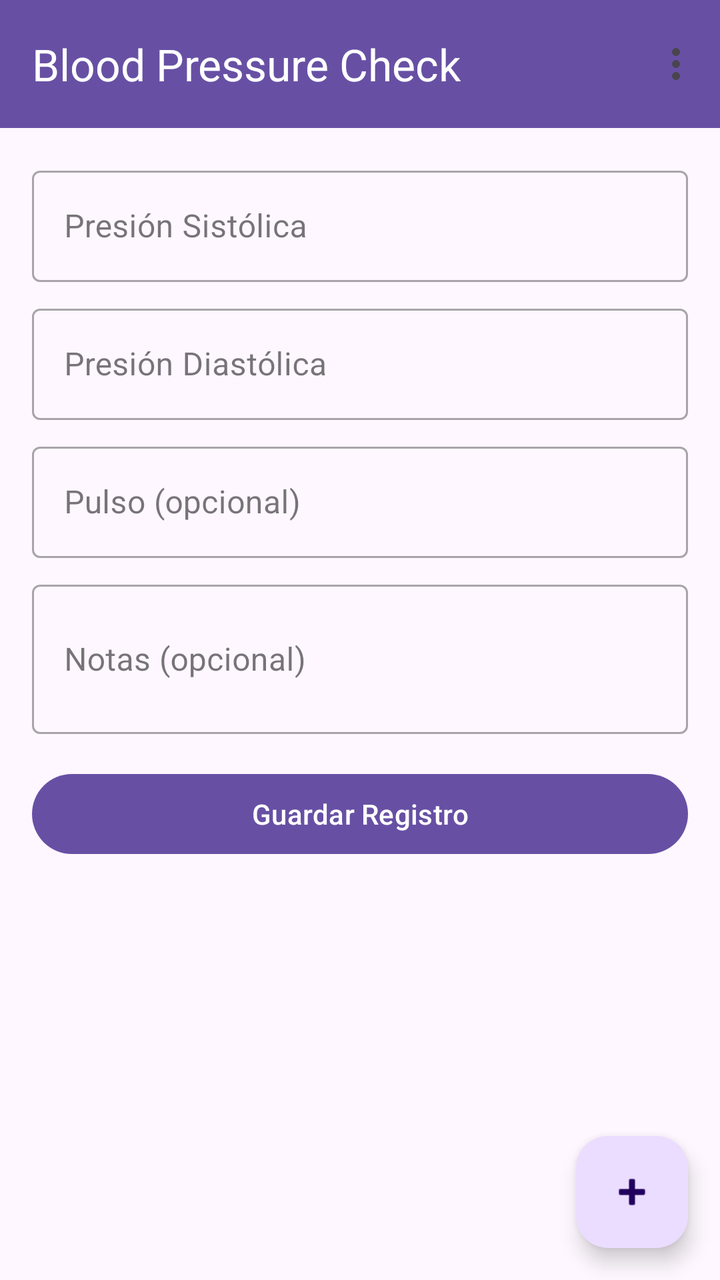
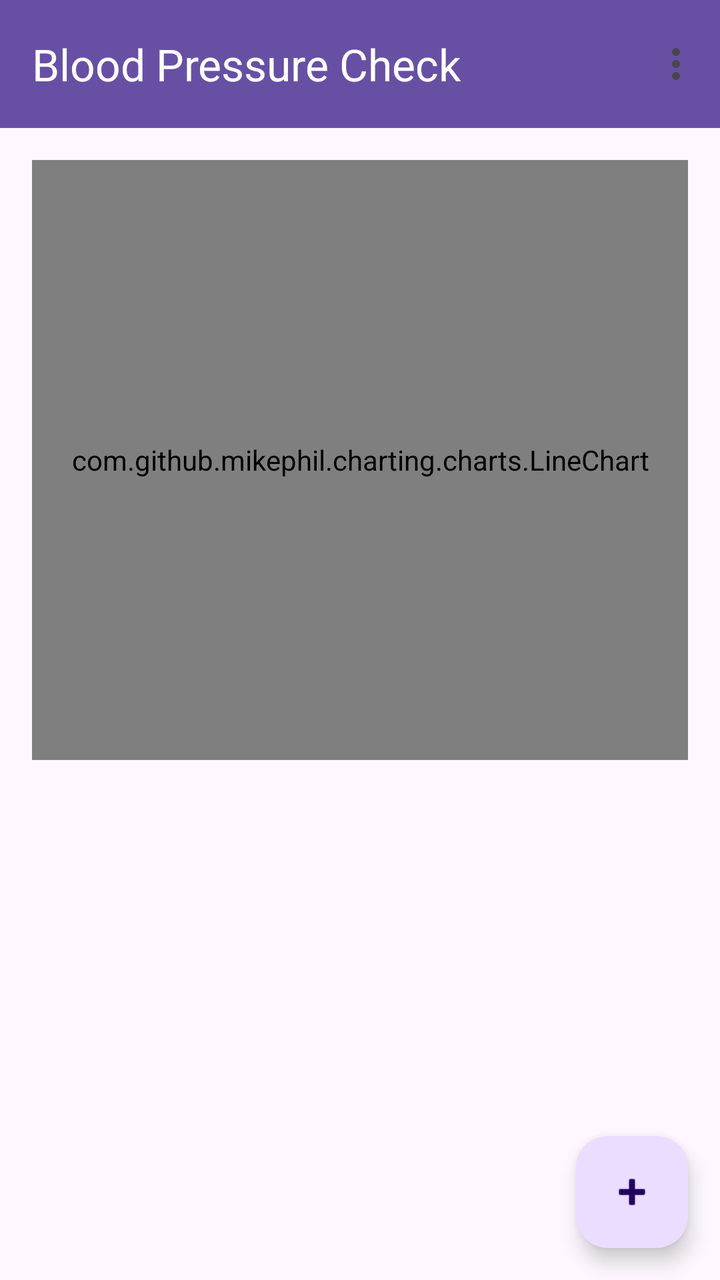

Screens rendered from an Android XML layout before and after an edit, with the pre-edit source and the edit as a unified diff.
<!-- AndroidManifest.xml: application theme Theme.BloodPressureCheck -->
<!-- res/layout/activity_main.xml -->
<?xml version="1.0" encoding="utf-8"?>
<androidx.coordinatorlayout.widget.CoordinatorLayout xmlns:android="http://schemas.android.com/apk/res/android"
    xmlns:app="http://schemas.android.com/apk/res-auto"
    android:layout_width="match_parent"
    android:layout_height="match_parent">

    <com.google.android.material.appbar.AppBarLayout
        android:layout_width="match_parent"
        android:layout_height="wrap_content">

        <com.google.android.material.appbar.MaterialToolbar
            android:id="@+id/toolbar"
            android:layout_width="match_parent"
            android:layout_height="?attr/actionBarSize"
            android:background="?attr/colorPrimary"
            app:menu="@menu/main_menu"
            app:title="Blood Pressure Check"
            app:titleTextColor="@android:color/white" />

    </com.google.android.material.appbar.AppBarLayout>

    <androidx.core.widget.NestedScrollView
        android:layout_width="match_parent"
        android:layout_height="match_parent"
        app:layout_behavior="@string/appbar_scrolling_view_behavior">

        <LinearLayout
            android:layout_width="match_parent"
            android:layout_height="wrap_content"
            android:orientation="vertical"
            android:padding="16dp">

            <com.google.android.material.textfield.TextInputLayout
                android:layout_width="match_parent"
                android:layout_height="wrap_content"
                android:layout_marginBottom="8dp"
                android:hint="Presión Sistólica"
                style="@style/Widget.MaterialComponents.TextInputLayout.OutlinedBox">

                <com.google.android.material.textfield.TextInputEditText
                    android:id="@+id/etSystolic"
                    android:layout_width="match_parent"
                    android:layout_height="wrap_content"
                    android:inputType="number" />

            </com.google.android.material.textfield.TextInputLayout>

            <com.google.android.material.textfield.TextInputLayout
                android:layout_width="match_parent"
                android:layout_height="wrap_content"
                android:layout_marginBottom="8dp"
                android:hint="Presión Diastólica"
                style="@style/Widget.MaterialComponents.TextInputLayout.OutlinedBox">

                <com.google.android.material.textfield.TextInputEditText
                    android:id="@+id/etDiastolic"
                    android:layout_width="match_parent"
                    android:layout_height="wrap_content"
                    android:inputType="number" />

            </com.google.android.material.textfield.TextInputLayout>

            <com.google.android.material.textfield.TextInputLayout
                android:layout_width="match_parent"
                android:layout_height="wrap_content"
                android:layout_marginBottom="8dp"
                android:hint="Pulso (opcional)"
                style="@style/Widget.MaterialComponents.TextInputLayout.OutlinedBox">

                <com.google.android.material.textfield.TextInputEditText
                    android:id="@+id/etPulse"
                    android:layout_width="match_parent"
                    android:layout_height="wrap_content"
                    android:inputType="number" />

            </com.google.android.material.textfield.TextInputLayout>

            <com.google.android.material.textfield.TextInputLayout
                android:layout_width="match_parent"
                android:layout_height="wrap_content"
                android:layout_marginBottom="16dp"
                android:hint="Notas (opcional)"
                style="@style/Widget.MaterialComponents.TextInputLayout.OutlinedBox">

                <com.google.android.material.textfield.TextInputEditText
                    android:id="@+id/etNotes"
                    android:layout_width="match_parent"
                    android:layout_height="wrap_content"
                    android:inputType="textMultiLine"
                    android:minLines="2" />

            </com.google.android.material.textfield.TextInputLayout>

            <com.google.android.material.button.MaterialButton
                android:id="@+id/btnSave"
                android:layout_width="match_parent"
                android:layout_height="wrap_content"
                android:text="Guardar Registro" />

            <androidx.recyclerview.widget.RecyclerView
                android:id="@+id/rvHistory"
                android:layout_width="match_parent"
                android:layout_height="wrap_content"
                android:layout_marginTop="16dp" />

        </LinearLayout>

    </androidx.core.widget.NestedScrollView>

    <com.google.android.material.floatingactionbutton.FloatingActionButton
        android:id="@+id/fabAdd"
        android:layout_width="wrap_content"
        android:layout_height="wrap_content"
        android:layout_gravity="bottom|end"
        android:layout_margin="16dp"
        android:contentDescription="Agregar nuevo registro"
        app:srcCompat="@android:drawable/ic_input_add" />

</androidx.coordinatorlayout.widget.CoordinatorLayout>
<!-- resources referenced by this layout -->
<resources>
  <style name="Theme.BloodPressureCheck" parent="Base.Theme.BloodPressureCheck" />
  <style name="Base.Theme.BloodPressureCheck" parent="Theme.Material3.DayNight.NoActionBar">
          
          
      </style>
</resources>

<!-- the commit's change to res/layout/activity_main.xml (unified diff, before → after) -->
@@ -30,73 +30,14 @@
             android:orientation="vertical"
             android:padding="16dp">
 
-            <com.google.android.material.textfield.TextInputLayout
+            
+            <com.github.mikephil.charting.charts.LineChart
+                android:id="@+id/lineChart"
                 android:layout_width="match_parent"
-                android:layout_height="wrap_content"
-                android:layout_marginBottom="8dp"
-                android:hint="Presión Sistólica"
-                style="@style/Widget.MaterialComponents.TextInputLayout.OutlinedBox">
+                android:layout_height="300dp"
+                android:layout_marginBottom="16dp" />
 
-                <com.google.android.material.textfield.TextInputEditText
-                    android:id="@+id/etSystolic"
-                    android:layout_width="match_parent"
-                    android:layout_height="wrap_content"
-                    android:inputType="number" />
-
-            </com.google.android.material.textfield.TextInputLayout>
-
-            <com.google.android.material.textfield.TextInputLayout
-                android:layout_width="match_parent"
-                android:layout_height="wrap_content"
-                android:layout_marginBottom="8dp"
-                android:hint="Presión Diastólica"
-                style="@style/Widget.MaterialComponents.TextInputLayout.OutlinedBox">
-
-                <com.google.android.material.textfield.TextInputEditText
-                    android:id="@+id/etDiastolic"
-                    android:layout_width="match_parent"
-                    android:layout_height="wrap_content"
-                    android:inputType="number" />
-
-            </com.google.android.material.textfield.TextInputLayout>
-
-            <com.google.android.material.textfield.TextInputLayout
-                android:layout_width="match_parent"
-                android:layout_height="wrap_content"
-                android:layout_marginBottom="8dp"
-                android:hint="Pulso (opcional)"
-                style="@style/Widget.MaterialComponents.TextInputLayout.OutlinedBox">
-
-                <com.google.android.material.textfield.TextInputEditText
-                    android:id="@+id/etPulse"
-                    android:layout_width="match_parent"
-                    android:layout_height="wrap_content"
-                    android:inputType="number" />
-
-            </com.google.android.material.textfield.TextInputLayout>
-
-            <com.google.android.material.textfield.TextInputLayout
-                android:layout_width="match_parent"
-                android:layout_height="wrap_content"
-                android:layout_marginBottom="16dp"
-                android:hint="Notas (opcional)"
-                style="@style/Widget.MaterialComponents.TextInputLayout.OutlinedBox">
-
-                <com.google.android.material.textfield.TextInputEditText
-                    android:id="@+id/etNotes"
-                    android:layout_width="match_parent"
-                    android:layout_height="wrap_content"
-                    android:inputType="textMultiLine"
-                    android:minLines="2" />
-
-            </com.google.android.material.textfield.TextInputLayout>
-
-            <com.google.android.material.button.MaterialButton
-                android:id="@+id/btnSave"
-                android:layout_width="match_parent"
-                android:layout_height="wrap_content"
-                android:text="Guardar Registro" />
-
+            
             <androidx.recyclerview.widget.RecyclerView
                 android:id="@+id/rvHistory"
                 android:layout_width="match_parent"
